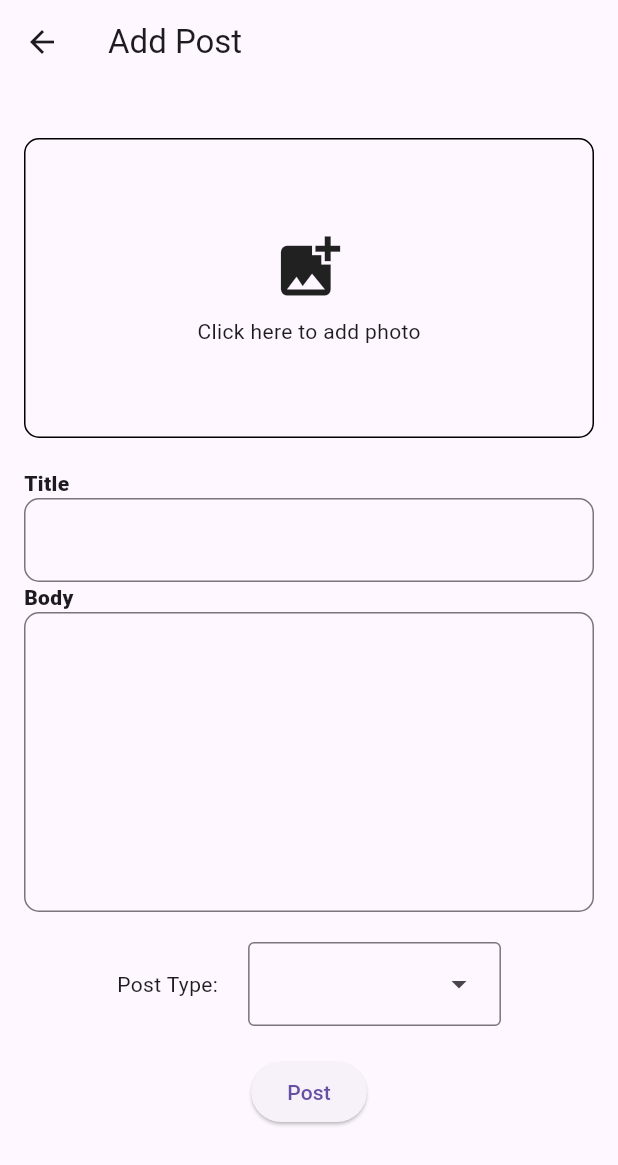
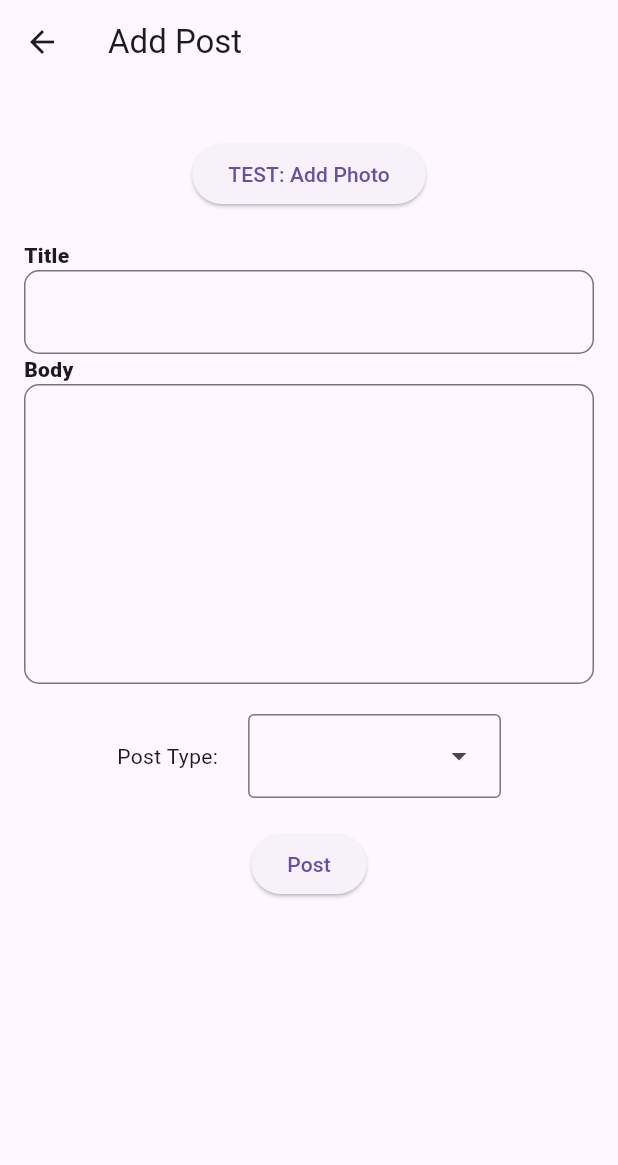
Before and after one commit to WithcenterDev9/forum_flutter_app, a Flutter app: the PostCreateScreen screen opened directly with empty values, on a phone screen of 412 x 824 dp. Shown: the top 1165 px of the screen. Run offline on Flutter 3.47's test engine with Material 3 defaults, Android fonts, the phone set to English and light mode, and no system bars; our stand-ins replace cloud_firestore, firebase_core, firebase_storage, firebase_ui_firestore, go_router, image_picker; accounts and stored records are empty; statements that could not run were skipped.

Commit message:
added upload and crud to the posts

```diff
--- a/lib/screens/forum/post.create.screen.dart
+++ b/lib/screens/forum/post.create.screen.dart
@@ -1,17 +1,22 @@
+import 'dart:io';
+
 import 'package:cloud_firestore/cloud_firestore.dart';
+import 'package:firebase_storage/firebase_storage.dart';
 import 'package:flutter/material.dart';
 import 'package:forum_firebase_app/global.dart';
 import 'package:forum_firebase_app/models/post.model.dart';
 import 'package:forum_firebase_app/widgets/label_textfield.dart';
 import 'package:forum_firebase_app/widgets/photo_picker.dart';
 import 'package:go_router/go_router.dart';
+import 'package:image_picker/image_picker.dart';
 
 // This the screen where the user can add a post
 
 class PostCreateScreen extends StatefulWidget {
   static const String routeName = '/post_create/:category';
   final String category;
-  const PostCreateScreen({super.key, required this.category});
+  final PostModel? post;
+  const PostCreateScreen({super.key, required this.category, this.post});
 
   @override
   State<PostCreateScreen> createState() => _PostCreateScreenState();
@@ -23,14 +28,26 @@ class _PostCreateScreenState extends State<PostCreateScreen> {
   final TextEditingController titleController = TextEditingController();
   final TextEditingController bodyController = TextEditingController();
   FirebaseFirestore db = FirebaseFirestore.instance;
+  final storage = FirebaseStorage.instance.ref();
 
   bool isLoading = false;
   late String selectedCategory;
+
+  File? _image;
+  final ImagePicker _picker = ImagePicker();
 
   @override
   void initState() {
     super.initState();
     selectedCategory = widget.category;
+    if (widget.post != null) {
+      titleController.text = widget.post!.title;
+      bodyController.text = widget.post!.body;
+      selectedCategory = widget.post!.category;
+    }
+    if (widget.post != null && widget.post!.photoUrl != null) {
+      _image = File(widget.post!.photoUrl!);
+    }
   }
 
   @override
@@ -48,17 +65,48 @@ class _PostCreateScreenState extends State<PostCreateScreen> {
     }
   }
 
+  Future<void> _pickImage() async {
+    final pickedFile = await _picker.pickImage(source: ImageSource.gallery);
+    if (pickedFile != null) {
+      _image = File(pickedFile.path);
+      setState(() {});
+    }
+    print(_image);
+  }
+
   Future<void> createPost() async {
     try {
       isLoading = true;
       setState(() {});
+
+      String? photoUrl;
+      if (_image != null) {
+        // Delete the previous image if it exists
+        if (widget.post != null && widget.post!.photoUrl != null) {
+          final previousImageRef = storage.child(widget.post!.photoUrl!);
+          await previousImageRef.delete();
+        }
+
+        final storageRef = storage.child(
+          'posts/${DateTime.now().millisecondsSinceEpoch}.jpg',
+        );
+        await storageRef.putFile(_image!);
+        photoUrl = await storageRef.getDownloadURL();
+      }
+
       final post = PostModel.create(
         title: titleController.text,
         body: bodyController.text,
         category: selectedCategory,
+        photoUrl: photoUrl,
       );
-      await db.collection('posts').add(post);
-      displaySnackbar("Post added successfully");
+      if (widget.post == null) {
+        await db.collection('posts').add(post);
+        displaySnackbar("Post added successfully");
+      } else {
+        await db.collection('posts').doc(widget.post!.id).update(post);
+        displaySnackbar("Post updated successfully");
+      }
       if (mounted) {
         context.pop();
       }
@@ -73,14 +121,20 @@ class _PostCreateScreenState extends State<PostCreateScreen> {
   @override
   Widget build(BuildContext context) {
     return Scaffold(
-      appBar: AppBar(title: Text("Add Post")),
+      appBar: AppBar(
+        title: Text(widget.post == null ? "Add Post" : "Edit Post"),
+      ),
+
       body: SingleChildScrollView(
         child: Padding(
           padding: const EdgeInsets.all(16.0),
           child: Column(
             children: [
               const SizedBox(height: 20),
-              PhotoPicker(),
+              ElevatedButton(
+                onPressed: _pickImage,
+                child: Text("TEST: Add Photo"),
+              ),
               const SizedBox(height: 20),
               LabelTextfield(label: "Title", controller: titleController),
               LabelTextfield(
--- a/pubspec.yaml
+++ b/pubspec.yaml
@@ -20,6 +20,7 @@ dependencies:
   easy_design_system: ^0.0.28
   provider: ^6.1.2
   firebase_ui_firestore: ^1.7.1
+  firebase_storage: ^12.4.4
 
 dev_dependencies:
   flutter_test:
```
Also changed, not shown: lib/screens/forum/forum.screen.dart (+7 -0 lines), pubspec.lock, 2 other files.
